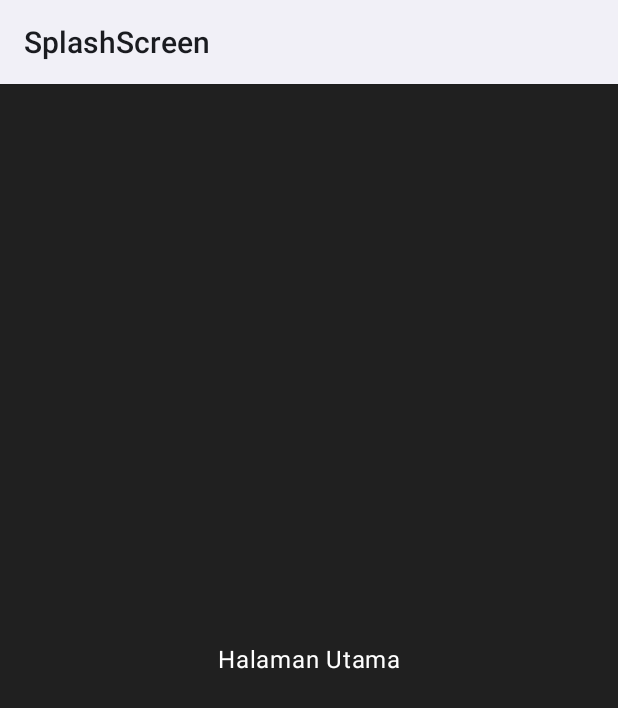
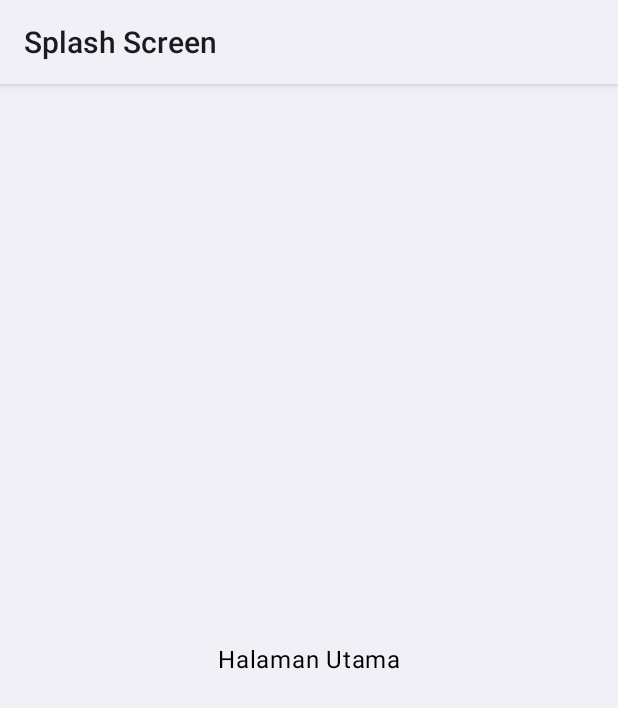
Before and after one commit to xyloph0xy/PrakMobile, an Android app built with Jetpack Compose: the screen it shows after launch (MainActivity), on a phone screen of 412 x 824 dp. Shown: the top 708 px of the screen. Run offline under Robolectric (Android 15) with nearby library versions, the phone set to English and light mode, and no system bars.

```diff
--- a/SplashScreen/app/build.gradle.kts
+++ b/SplashScreen/app/build.gradle.kts
@@ -5,7 +5,7 @@ plugins {
 
 android {
     namespace = "luluk.sofiyah.splashscreen"
-    compileSdk = 33
+    compileSdk = 34
 
     defaultConfig {
         applicationId = "luluk.sofiyah.splashscreen"
@@ -59,8 +59,6 @@ dependencies {
     implementation("androidx.compose.ui:ui-graphics")
     implementation("androidx.compose.ui:ui-tooling-preview")
     implementation("androidx.compose.material3:material3")
-    implementation("androidx.navigation:navigation-compose:2.5.3")
-    implementation("androidx.navigation:navigation-runtime-ktx:2.7.3")
     testImplementation("junit:junit:4.13.2")
     androidTestImplementation("androidx.test.ext:junit:1.1.5")
     androidTestImplementation("androidx.test.espresso:espresso-core:3.5.1")
@@ -69,4 +67,5 @@ dependencies {
     debugImplementation("androidx.compose.ui:ui-tooling")
     debugImplementation("androidx.compose.ui:ui-test-manifest")
 
+    implementation("androidx.navigation:navigation-compose:2.7.3")
 }
--- a/SplashScreen/app/src/main/java/luluk/sofiyah/splashscreen/MainActivity.kt
+++ b/SplashScreen/app/src/main/java/luluk/sofiyah/splashscreen/MainActivity.kt
@@ -4,13 +4,11 @@ import android.os.Bundle
 import android.view.animation.OvershootInterpolator
 import androidx.activity.ComponentActivity
 import androidx.activity.compose.setContent
-import androidx.compose.animation.Animatable
+import androidx.compose.animation.core.Animatable
 import androidx.compose.animation.core.tween
 import androidx.compose.foundation.Image
 import androidx.compose.foundation.layout.Box
 import androidx.compose.foundation.layout.fillMaxSize
-import androidx.compose.material3.MaterialTheme
-import androidx.compose.material3.Surface
 import androidx.compose.material3.Text
 import androidx.compose.runtime.Composable
 import androidx.compose.runtime.LaunchedEffect
@@ -20,9 +18,7 @@ import androidx.compose.ui.Modifier
 import androidx.compose.ui.draw.scale
 import androidx.compose.ui.graphics.Color
 import androidx.compose.ui.res.painterResource
-import androidx.compose.ui.tooling.preview.Preview
-import androidx.navigation.NavController
-import androidx.navigation.NavHost
+import androidx.navigation.NavHostController
 import androidx.navigation.compose.NavHost
 import androidx.navigation.compose.composable
 import androidx.navigation.compose.rememberNavController
@@ -34,65 +30,58 @@ class MainActivity : ComponentActivity() {
         super.onCreate(savedInstanceState)
         setContent {
             SplashScreenTheme {
-                // A surface container using the 'background' color from the theme
-                Surface(
-                    modifier = Modifier.fillMaxSize(),
-                    color = Color(0xFF202020)
-                ) {
-                    Nav()
-                }
+                AppNavigation()
             }
         }
     }
 }
 
 @Composable
-fun Nav(){
+fun SplashScreen(navController: NavHostController) {
+    val scale = remember {
+        Animatable(1f)
+    }
+
+    LaunchedEffect(key1 = true) {
+        scale.animateTo(
+            targetValue = 0.7f,
+            animationSpec = tween(
+                durationMillis = 900,
+                easing = {
+                    OvershootInterpolator(2f).getInterpolation(it)
+                }
+            )
+        )
+        delay(3000L)
+        navController.navigate("main_screen")
+    }
+
+    Box(
+        contentAlignment = Alignment.Center,
+        modifier = Modifier.fillMaxSize()
+    ) {
+        Image(
+            painter = painterResource(id = R.drawable.logo_app),
+            contentDescription = "UTDI_logo",
+            modifier = Modifier.scale(scale.value)
+        )
+    }
+}
+
+
+
+@Composable
+fun AppNavigation() {
     val navController = rememberNavController()
-    NavHost(navController = navController, startDestination = "splash_screen"){
-        composable("splash_screen"){
-            SplashScreen(navController= navController)
+
+    NavHost(navController = navController, startDestination = "splash_screen") {
+        composable("splash_screen") {
+            SplashScreen(navController = navController)
         }
-        composable("main_screen"){
-            Box(modifier = Modifier.fillMaxSize(), contentAlignment = Alignment.Center){
-                Text(text = "Halaman Utama", color = Color.White)
+        composable("main_screen") {
+            Box(modifier = Modifier.fillMaxSize(), contentAlignment = Alignment.Center) {
+                Text(text = "Halaman Utama", color = Color.Black)
             }
         }
     }
 }
-
-@Composable
-fun SplashScreen(navController: NavController){
-//    val scale = remember{
-//       Animatable(Color(0xffb99aff))
-//    }
-//    LaunchedEffect(key1 = true){
-//        scale.animateTo(
-//            targetValue = 0.3f,
-//            animationSpec = tween(
-//                durationMillis = 500,
-//                easing = {
-//                    OvershootInterpolator(2f).getInterpolation(it)
-//                }
-//            )
-//        )
-//        delay(timeMillis = 3000L)
-        navController.navigate("main_screen")
-    }
-//    Box(
-//        contentAlignment = Alignment.Center,
-//        modifier = Modifier.fillMaxSize()
-//    ){
-//        Image(
-//            painter = painterResource(id = R.drawable.logo),
-//            contentDescription = "UTDI_logo",
-//            modifier = Modifier.scale(scale.value)
-//        )
-//    }
-//}
-
-@Preview
-@Composable
-fun NavPreview(){
-    Nav()
-}
--- a/SplashScreen/app/src/main/res/values/strings.xml
+++ b/SplashScreen/app/src/main/res/values/strings.xml
@@ -1,3 +1,3 @@
 <resources>
-    <string name="app_name">SplashScreen</string>
+    <string name="app_name">Splash Screen</string>
 </resources>
--- a/SplashScreen/build.gradle.kts
+++ b/SplashScreen/build.gradle.kts
@@ -1,5 +1,5 @@
 // Top-level build file where you can add configuration options common to all sub-projects/modules.
 plugins {
-    id("com.android.application") version "8.1.1" apply false
+    id("com.android.application") version "8.1.0" apply false
     id("org.jetbrains.kotlin.android") version "1.8.10" apply false
 }
--- a/SplashScreen/settings.gradle.kts
+++ b/SplashScreen/settings.gradle.kts
@@ -13,5 +13,5 @@ dependencyResolutionManagement {
     }
 }
 
-rootProject.name = "SplashScreen"
+rootProject.name = "Splash Screen"
 include(":app")
```
Also changed, not shown: SplashScreen/app/src/main/res/drawable/logo.png (deleted), SplashScreen/app/src/main/res/drawable/logo_app.png (added), SplashScreen/gradle/wrapper/gradle-wrapper.properties.
